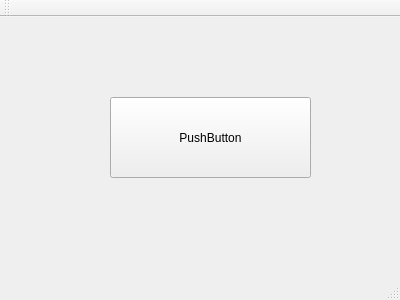
Old version of the form TodoApp/mainwindow.ui in the repository ShadyAbiRafeh/Exercises.
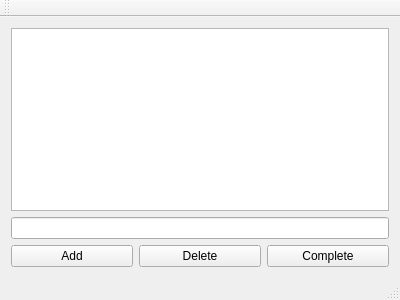
New version of the form.

Commit message: working version of the check list

```diff
--- a/TodoApp/mainwindow.ui
+++ b/TodoApp/mainwindow.ui
@@ -14,19 +14,39 @@
    <string>MainWindow</string>
   </property>
   <widget class="QWidget" name="centralWidget">
-   <widget class="QPushButton" name="pushButton">
-    <property name="geometry">
-     <rect>
-      <x>110</x>
-      <y>80</y>
-      <width>201</width>
-      <height>81</height>
-     </rect>
-    </property>
-    <property name="text">
-     <string>PushButton</string>
-    </property>
-   </widget>
+   <layout class="QVBoxLayout" name="verticalLayout">
+    <item>
+     <widget class="QListView" name="todoView"/>
+    </item>
+    <item>
+     <widget class="QLineEdit" name="todoEdit"/>
+    </item>
+    <item>
+     <layout class="QHBoxLayout" name="horizontalLayout">
+      <item>
+       <widget class="QPushButton" name="addButton">
+        <property name="text">
+         <string>Add</string>
+        </property>
+       </widget>
+      </item>
+      <item>
+       <widget class="QPushButton" name="deleteButton">
+        <property name="text">
+         <string>Delete</string>
+        </property>
+       </widget>
+      </item>
+      <item>
+       <widget class="QPushButton" name="completeButton">
+        <property name="text">
+         <string>Complete</string>
+        </property>
+       </widget>
+      </item>
+     </layout>
+    </item>
+   </layout>
   </widget>
   <widget class="QMenuBar" name="menuBar">
    <property name="geometry">
```
Left out of the diff: 3 changed lines with no effect on the pictures. The commit also changes 2 other files.
